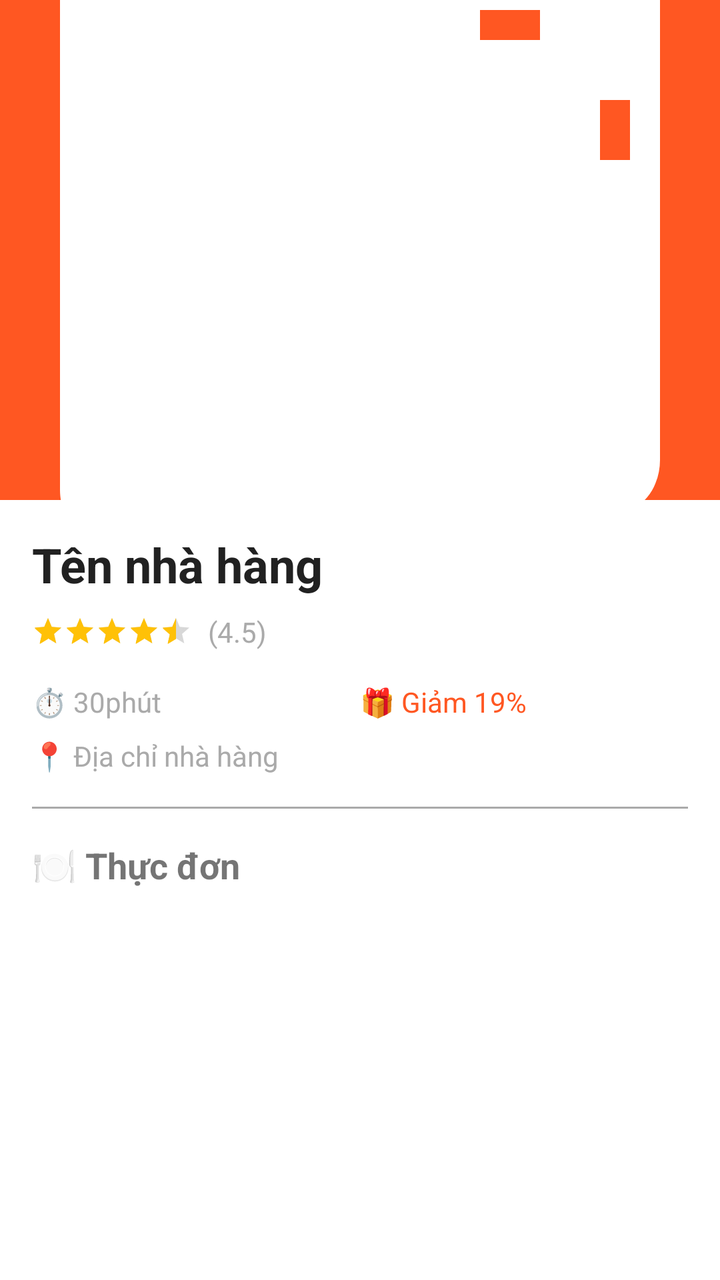
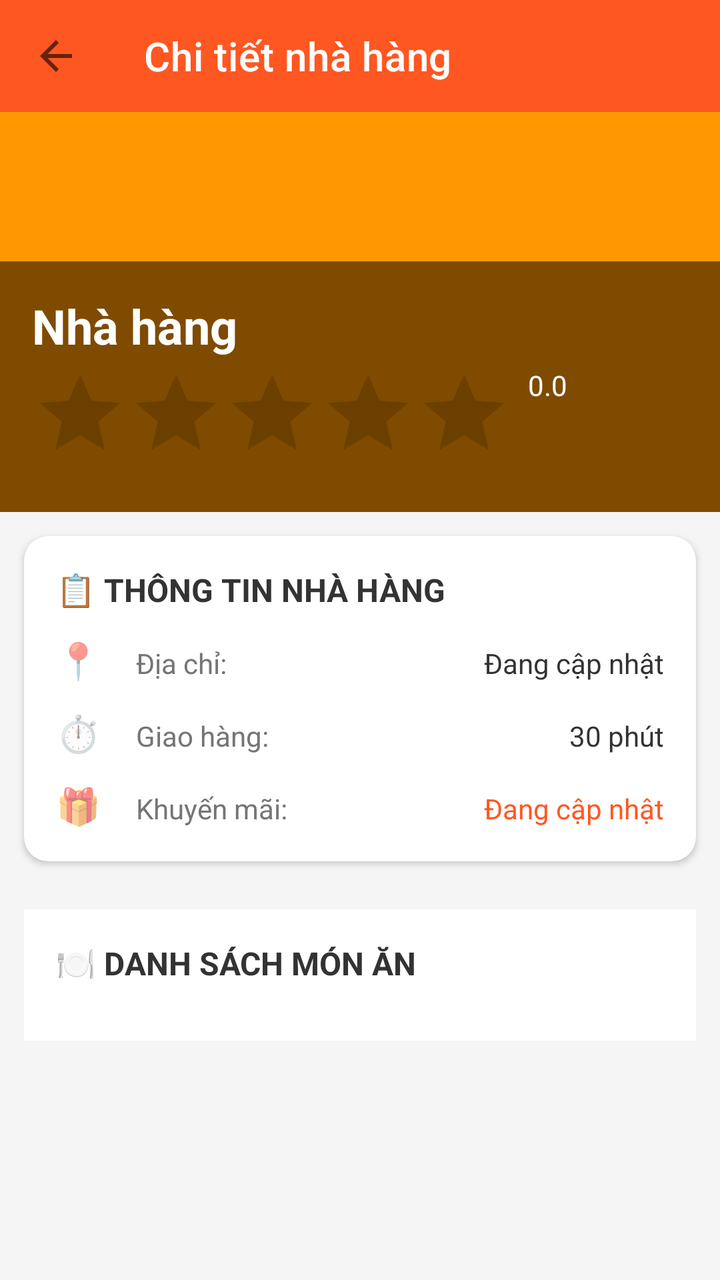

Before-and-after screenshots of an Android layout around one commit, followed by the original layout XML and the change that was made.
<!-- AndroidManifest.xml: application theme Theme.FoodOrder -->
<!-- res/layout/activity_restaurant_detail.xml -->
<?xml version="1.0" encoding="utf-8"?>
<androidx.coordinatorlayout.widget.CoordinatorLayout
    xmlns:android="http://schemas.android.com/apk/res/android"
    xmlns:app="http://schemas.android.com/apk/res-auto"
    android:layout_width="match_parent"
    android:layout_height="match_parent"
    android:background="@android:color/white">

    <com.google.android.material.appbar.AppBarLayout
        android:layout_width="match_parent"
        android:layout_height="250dp"
        android:theme="@style/ThemeOverlay.AppCompat.Dark.ActionBar">

        <com.google.android.material.appbar.CollapsingToolbarLayout
            android:id="@+id/collapsingToolbar"
            android:layout_width="match_parent"
            android:layout_height="match_parent"
            app:contentScrim="?attr/colorPrimary"
            app:layout_scrollFlags="scroll|exitUntilCollapsed"
            app:titleEnabled="true">

            <ImageView
                android:id="@+id/ivRestaurantImage"
                android:layout_width="match_parent"
                android:layout_height="match_parent"
                android:scaleType="centerCrop"
                android:src="@drawable/ic_food_default"
                app:layout_collapseMode="parallax"/>

            <androidx.appcompat.widget.Toolbar
                android:id="@+id/toolbar"
                android:layout_width="match_parent"
                android:layout_height="?attr/actionBarSize"
                app:layout_collapseMode="pin"
                app:popupTheme="@style/ThemeOverlay.AppCompat.Light"/>

        </com.google.android.material.appbar.CollapsingToolbarLayout>

    </com.google.android.material.appbar.AppBarLayout>

    <androidx.core.widget.NestedScrollView
        android:layout_width="match_parent"
        android:layout_height="match_parent"
        app:layout_behavior="@string/appbar_scrolling_view_behavior">

        <LinearLayout
            android:layout_width="match_parent"
            android:layout_height="wrap_content"
            android:orientation="vertical"
            android:padding="16dp">

            
            <TextView
                android:id="@+id/tvRestaurantName"
                android:layout_width="match_parent"
                android:layout_height="wrap_content"
                android:text="Tên nhà hàng"
                android:textSize="24sp"
                android:textStyle="bold"
                android:textColor="@color/text_primary"/>

            
            <LinearLayout
                android:layout_width="match_parent"
                android:layout_height="wrap_content"
                android:orientation="horizontal"
                android:layout_marginTop="8dp"
                android:gravity="center_vertical">

                <RatingBar
                    android:id="@+id/ratingBar"
                    android:layout_width="wrap_content"
                    android:layout_height="wrap_content"
                    android:numStars="5"
                    android:stepSize="0.1"
                    android:isIndicator="true"
                    android:rating="4.5"
                    style="?android:attr/ratingBarStyleSmall"/>

                <TextView
                    android:id="@+id/tvRating"
                    android:layout_width="wrap_content"
                    android:layout_height="wrap_content"
                    android:text="(4.5)"
                    android:textSize="14sp"
                    android:layout_marginStart="8dp"
                    android:textColor="@android:color/darker_gray"/>
            </LinearLayout>

            
            <LinearLayout
                android:layout_width="match_parent"
                android:layout_height="wrap_content"
                android:orientation="horizontal"
                android:layout_marginTop="16dp">

                <TextView
                    android:id="@+id/tvDeliveryTime"
                    android:layout_width="0dp"
                    android:layout_height="wrap_content"
                    android:layout_weight="1"
                    android:text="⏱️ 30phút"
                    android:textSize="14sp"
                    android:textColor="@android:color/darker_gray"/>

                <TextView
                    android:id="@+id/tvDiscount"
                    android:layout_width="0dp"
                    android:layout_height="wrap_content"
                    android:layout_weight="1"
                    android:text="🎁 Giảm 19%"
                    android:textSize="14sp"
                    android:textColor="@color/primary_color"/>
            </LinearLayout>

            <TextView
                android:id="@+id/tvRestaurantAddress"
                android:layout_width="match_parent"
                android:layout_height="wrap_content"
                android:text="📍 Địa chỉ nhà hàng"
                android:textSize="14sp"
                android:textColor="@android:color/darker_gray"
                android:layout_marginTop="8dp"/>

            <View
                android:layout_width="match_parent"
                android:layout_height="1dp"
                android:background="@android:color/darker_gray"
                android:layout_marginVertical="16dp"/>

            
            <TextView
                android:layout_width="match_parent"
                android:layout_height="wrap_content"
                android:text="🍽️ Thực đơn"
                android:textSize="18sp"
                android:textStyle="bold"
                android:layout_marginBottom="8dp"/>

            <androidx.recyclerview.widget.RecyclerView
                android:id="@+id/rvFoods"
                android:layout_width="match_parent"
                android:layout_height="wrap_content"/>

        </LinearLayout>

    </androidx.core.widget.NestedScrollView>

</androidx.coordinatorlayout.widget.CoordinatorLayout>
<!-- resources referenced by this layout -->
<resources>
  <color name="primary_color">#FF5722</color>
  <color name="text_primary">#212121</color>
  <!-- drawable ic_food_default (drawable) -->
  <?xml version="1.0" encoding="utf-8"?>
  <vector xmlns:android="http://schemas.android.com/apk/res/android"
      android:width="24dp"
      android:height="24dp"
      android:viewportWidth="24"
      android:viewportHeight="24"
      android:tint="?attr/colorControlNormal">
      <path
          android:fillColor="@android:color/white"
          android:pathData="M11,9L9,9L9,7L11,7L11,9zM15,9L13,9L13,7L15,7L15,9zM16,6L18,6L18,4L16,4L16,6zM19,9L21,9L21,7L19,7L19,9zM13,13L15,13L15,11L13,11L13,13zM9,13L11,13L11,11L9,11L9,13zM7,9L9,9L9,7L7,7L7,9zM4,22c-1.1,0 -2,-0.9 -2,-2v0l0,-0.96L2,3c0,-1.1 0.9,-2 2,-2h16c1.1,0 2,0.9 2,2v16c0,0.27 -0.05,0.53 -0.15,0.77 -0.26,0.68 -1.03,1.21 -1.85,1.23L4,22zM20,20L4,20l0,-15.79c0.19,0.48 0.62,0.79 1.11,0.79L18.89,5c0.49,0 0.92,-0.31 1.11,-0.79L20,20zM8,18L8,18c1.1,0 2,-0.9 2,-2v0c0,-1.1 -0.9,-2 -2,-2s-2,0.9 -2,2c0,1.1 0.9,2 2,2zM16,18c1.1,0 2,-0.9 2,-2 0,-1.1 -0.9,-2 -2,-2s-2,0.9 -2,2c0,1.1 0.9,2 2,2z"/>
  </vector>
  <style name="Theme.FoodOrder" parent="Theme.MaterialComponents.DayNight.NoActionBar">
          
          <item name="colorPrimary">@color/primary_color</item>
          <item name="colorPrimaryVariant">@color/primary_dark</item>
          <item name="colorOnPrimary">@color/white</item>
  
          
          <item name="colorSecondary">@color/accent</item>
          <item name="colorSecondaryVariant">@color/teal_700</item>
          <item name="colorOnSecondary">@color/black</item>
  
          
          <item name="android:windowBackground">@color/background</item>
  
          
          <item name="colorSurface">@color/surface</item>
          <item name="colorOnSurface">@color/text_primary</item>
          <item name="colorError">#FF0000</item>
      </style>
  <color name="primary_dark">#E64A19</color>
  <color name="white">#FFFFFFFF</color>
  <color name="accent">#FFC107</color>
  <color name="teal_700">#FF018786</color>
  <color name="black">#FF000000</color>
  <color name="background">#FFFFFF</color>
  <color name="surface">#F5F5F5</color>
</resources>

<!-- the commit's change to res/layout/activity_restaurant_detail.xml (unified diff, before → after) -->
@@ -1,149 +1,249 @@
 <?xml version="1.0" encoding="utf-8"?>
-<androidx.coordinatorlayout.widget.CoordinatorLayout
-    xmlns:android="http://schemas.android.com/apk/res/android"
+<LinearLayout xmlns:android="http://schemas.android.com/apk/res/android"
     xmlns:app="http://schemas.android.com/apk/res-auto"
     android:layout_width="match_parent"
     android:layout_height="match_parent"
-    android:background="@android:color/white">
-
-    <com.google.android.material.appbar.AppBarLayout
+    android:orientation="vertical"
+    android:background="#F5F5F5">
+
+    <androidx.appcompat.widget.Toolbar
+        android:id="@+id/toolbar"
         android:layout_width="match_parent"
-        android:layout_height="250dp"
-        android:theme="@style/ThemeOverlay.AppCompat.Dark.ActionBar">
-
-        <com.google.android.material.appbar.CollapsingToolbarLayout
-            android:id="@+id/collapsingToolbar"
-            android:layout_width="match_parent"
-            android:layout_height="match_parent"
-            app:contentScrim="?attr/colorPrimary"
-            app:layout_scrollFlags="scroll|exitUntilCollapsed"
-            app:titleEnabled="true">
-
-            <ImageView
-                android:id="@+id/ivRestaurantImage"
-                android:layout_width="match_parent"
-                android:layout_height="match_parent"
-                android:scaleType="centerCrop"
-                android:src="@drawable/ic_food_default"
-                app:layout_collapseMode="parallax"/>
-
-            <androidx.appcompat.widget.Toolbar
-                android:id="@+id/toolbar"
-                android:layout_width="match_parent"
-                android:layout_height="?attr/actionBarSize"
-                app:layout_collapseMode="pin"
-                app:popupTheme="@style/ThemeOverlay.AppCompat.Light"/>
-
-        </com.google.android.material.appbar.CollapsingToolbarLayout>
-
-    </com.google.android.material.appbar.AppBarLayout>
-
+        android:layout_height="?attr/actionBarSize"
+        android:background="#FF5722"
+        app:navigationIcon="@drawable/ic_back"
+        app:title="Chi tiết nhà hàng"
+        app:titleTextColor="@android:color/white" />
+
+    
     <androidx.core.widget.NestedScrollView
         android:layout_width="match_parent"
         android:layout_height="match_parent"
-        app:layout_behavior="@string/appbar_scrolling_view_behavior">
+        android:fillViewport="true">
 
         <LinearLayout
             android:layout_width="match_parent"
             android:layout_height="wrap_content"
-            android:orientation="vertical"
-            android:padding="16dp">
+            android:orientation="vertical">
 
             
-            <TextView
-                android:id="@+id/tvRestaurantName"
+            <FrameLayout
+                android:layout_width="match_parent"
+                android:layout_height="200dp"
+                android:background="#FF9800">
+
+                <ImageView
+                    android:id="@+id/ivRestaurantImage"
+                    android:layout_width="match_parent"
+                    android:layout_height="match_parent"
+                    android:scaleType="centerCrop" />
+
+                <LinearLayout
+                    android:layout_width="match_parent"
+                    android:layout_height="wrap_content"
+                    android:layout_gravity="bottom"
+                    android:orientation="vertical"
+                    android:padding="16dp"
+                    android:background="#80000000">
+
+                    <TextView
+                        android:id="@+id/tvRestaurantName"
+                        android:layout_width="wrap_content"
+                        android:layout_height="wrap_content"
+                        android:text="Nhà hàng"
+                        android:textSize="24sp"
+                        android:textStyle="bold"
+                        android:textColor="@android:color/white" />
+
+                    <LinearLayout
+                        android:layout_width="match_parent"
+                        android:layout_height="wrap_content"
+                        android:orientation="horizontal"
+                        android:layout_marginTop="4dp">
+
+                        <RatingBar
+                            android:id="@+id/ratingBar"
+                            android:layout_width="wrap_content"
+                            android:layout_height="wrap_content"
+                            android:numStars="5"
+                            android:stepSize="0.5"
+                            android:isIndicator="true"
+                            android:rating="0" />
+
+                        <TextView
+                            android:id="@+id/tvRating"
+                            android:layout_width="wrap_content"
+                            android:layout_height="wrap_content"
+                            android:text="0.0"
+                            android:textSize="14sp"
+                            android:textColor="@android:color/white"
+                            android:layout_marginStart="8dp" />
+
+                    </LinearLayout>
+
+                </LinearLayout>
+
+            </FrameLayout>
+
+            
+            <androidx.cardview.widget.CardView
                 android:layout_width="match_parent"
                 android:layout_height="wrap_content"
-                android:text="Tên nhà hàng"
-                android:textSize="24sp"
-                android:textStyle="bold"
-                android:textColor="@color/text_primary"/>
+                android:layout_margin="12dp"
+                app:cardCornerRadius="12dp"
+                app:cardElevation="2dp">
+
+                <LinearLayout
+                    android:layout_width="match_parent"
+                    android:layout_height="wrap_content"
+                    android:orientation="vertical"
+                    android:padding="16dp">
+
+                    <TextView
+                        android:layout_width="wrap_content"
+                        android:layout_height="wrap_content"
+                        android:text="📋 THÔNG TIN NHÀ HÀNG"
+                        android:textSize="16sp"
+                        android:textStyle="bold"
+                        android:textColor="#333333"
+                        android:layout_marginBottom="12dp" />
+
+                    <LinearLayout
+                        android:layout_width="match_parent"
+                        android:layout_height="wrap_content"
+                        android:orientation="horizontal"
+                        android:layout_marginBottom="12dp">
+
+                        <TextView
+                            android:layout_width="40dp"
+                            android:layout_height="wrap_content"
+                            android:text="📍"
+                            android:textSize="18sp" />
+
+                        <TextView
+                            android:layout_width="0dp"
+                            android:layout_height="wrap_content"
+                            android:layout_weight="1"
+                            android:text="Địa chỉ:"
+                            android:textSize="14sp"
+                            android:textColor="#757575" />
+
+                        <TextView
+                            android:id="@+id/tvAddress"
+                            android:layout_width="0dp"
+                            android:layout_height="wrap_content"
+                            android:layout_weight="2"
+                            android:text="Đang cập nhật"
+                            android:textSize="14sp"
+                            android:textColor="#333333"
+                            android:gravity="end" />
+
+                    </LinearLayout>
+
+                    <LinearLayout
+                        android:layout_width="match_parent"
+                        android:layout_height="wrap_content"
+                        android:orientation="horizontal"
+                        android:layout_marginBottom="12dp">
+
+                        <TextView
+                            android:layout_width="40dp"
+                            android:layout_height="wrap_content"
+                            android:text="⏱️"
+                            android:textSize="18sp" />
+
+                        <TextView
+                            android:layout_width="0dp"
+                            android:layout_height="wrap_content"
+                            android:layout_weight="1"
+                            android:text="Giao hàng:"
+                            android:textSize="14sp"
+                            android:textColor="#757575" />
+
+                        <TextView
+                            android:id="@+id/tvDeliveryTime"
+                            android:layout_width="0dp"
+                            android:layout_height="wrap_content"
+                            android:layout_weight="2"
+                            android:text="30 phút"
+                            android:textSize="14sp"
+                            android:textColor="#333333"
+                            android:gravity="end" />
+
+                    </LinearLayout>
+
+                    <LinearLayout
+                        android:layout_width="match_parent"
+                        android:layout_height="wrap_content"
+                        android:orientation="horizontal">
+
+                        <TextView
+                            android:layout_width="40dp"
+                            android:layout_height="wrap_content"
+                            android:text="🎁"
+                            android:textSize="18sp" />
+
+                        <TextView
+                            android:layout_width="0dp"
+                            android:layout_height="wrap_content"
+                            android:layout_weight="1"
+                            android:text="Khuyến mãi:"
+                            android:textSize="14sp"
+                            android:textColor="#757575" />
+
+                        <TextView
+                            android:id="@+id/tvDiscount"
+                            android:layout_width="0dp"
+                            android:layout_height="wrap_content"
+                            android:layout_weight="2"
+                            android:text="Đang cập nhật"
+                            android:textSize="14sp"
+                            android:textColor="#FF5722"
+                            android:gravity="end" />
+
+                    </LinearLayout>
+
+                </LinearLayout>
+
+            </androidx.cardview.widget.CardView>
 
             
             <LinearLayout
                 android:layout_width="match_parent"
                 android:layout_height="wrap_content"
-                android:orientation="horizontal"
-                android:layout_marginTop="8dp"
-                android:gravity="center_vertical">
-
-                <RatingBar
-                    android:id="@+id/ratingBar"
+                android:orientation="vertical"
+                android:layout_margin="12dp"
+                android:background="@android:color/white"
+                android:padding="16dp">
+
+                <TextView
                     android:layout_width="wrap_content"
                     android:layout_height="wrap_content"
-                    android:numStars="5"
-                    android:stepSize="0.1"
-                    android:isIndicator="true"
-                    android:rating="4.5"
-                    style="?android:attr/ratingBarStyleSmall"/>
-
-                <TextView
-                    android:id="@+id/tvRating"
+                    android:text="🍽️ DANH SÁCH MÓN ĂN"
+                    android:textSize="16sp"
+                    android:textStyle="bold"
+                    android:textColor="#333333"
+                    android:layout_marginBottom="12dp" />
+
+                <ProgressBar
+                    android:id="@+id/progressBar"
                     android:layout_width="wrap_content"
                     android:layout_height="wrap_content"
-                    android:text="(4.5)"
-                    android:textSize="14sp"
-                    android:layout_marginStart="8dp"
-                    android:textColor="@android:color/darker_gray"/>
+                    android:layout_gravity="center"
+                    android:layout_margin="16dp"
+                    android:visibility="gone" />
+
+                
+                <androidx.recyclerview.widget.RecyclerView
+                    android:id="@+id/rvFoods"
+                    android:layout_width="match_parent"
+                    android:layout_height="wrap_content"
+                    android:nestedScrollingEnabled="false" />
+
             </LinearLayout>
 
-            
-            <LinearLayout
-                android:layout_width="match_parent"
-                android:layout_height="wrap_content"
-                android:orientation="horizontal"
-                android:layout_marginTop="16dp">
-
-                <TextView
-                    android:id="@+id/tvDeliveryTime"
-                    android:layout_width="0dp"
-                    android:layout_height="wrap_content"
-                    android:layout_weight="1"
-                    android:text="⏱️ 30phút"
-                    android:textSize="14sp"
-                    android:textColor="@android:color/darker_gray"/>
-
-                <TextView
-                    android:id="@+id/tvDiscount"
-                    android:layout_width="0dp"
-                    android:layout_height="wrap_content"
-                    android:layout_weight="1"
-                    android:text="🎁 Giảm 19%"
-                    android:textSize="14sp"
-                    android:textColor="@color/primary_color"/>
-            </LinearLayout>
-
-            <TextView
-                android:id="@+id/tvRestaurantAddress"
-                android:layout_width="match_parent"
-                android:layout_height="wrap_content"
-                android:text="📍 Địa chỉ nhà hàng"
-                android:textSize="14sp"
-                android:textColor="@android:color/darker_gray"
-                android:layout_marginTop="8dp"/>
-
-            <View
-                android:layout_width="match_parent"
-                android:layout_height="1dp"
-                android:background="@android:color/darker_gray"
-                android:layout_marginVertical="16dp"/>
-
-            
-            <TextView
-                android:layout_width="match_parent"
-                android:layout_height="wrap_content"
-                android:text="🍽️ Thực đơn"
-                android:textSize="18sp"
-                android:textStyle="bold"
-                android:layout_marginBottom="8dp"/>
-
-            <androidx.recyclerview.widget.RecyclerView
-                android:id="@+id/rvFoods"
-                android:layout_width="match_parent"
-                android:layout_height="wrap_content"/>
-
         </LinearLayout>
 
     </androidx.core.widget.NestedScrollView>
 
-</androidx.coordinatorlayout.widget.CoordinatorLayout>
+</LinearLayout>
<!-- resource entries referenced after the edit -->
@@ -1,8 +1,6 @@
 <!-- resources referenced by this layout -->
 <resources>
-  <color name="primary_color">#FF5722</color>
-  <color name="text_primary">#212121</color>
-  <!-- drawable ic_food_default (drawable) -->
+  <!-- drawable ic_back (drawable) -->
   <?xml version="1.0" encoding="utf-8"?>
   <vector xmlns:android="http://schemas.android.com/apk/res/android"
       android:width="24dp"
@@ -12,8 +10,10 @@
       android:tint="?attr/colorControlNormal">
       <path
           android:fillColor="@android:color/white"
-          android:pathData="M11,9L9,9L9,7L11,7L11,9zM15,9L13,9L13,7L15,7L15,9zM16,6L18,6L18,4L16,4L16,6zM19,9L21,9L21,7L19,7L19,9zM13,13L15,13L15,11L13,11L13,13zM9,13L11,13L11,11L9,11L9,13zM7,9L9,9L9,7L7,7L7,9zM4,22c-1.1,0 -2,-0.9 -2,-2v0l0,-0.96L2,3c0,-1.1 0.9,-2 2,-2h16c1.1,0 2,0.9 2,2v16c0,0.27 -0.05,0.53 -0.15,0.77 -0.26,0.68 -1.03,1.21 -1.85,1.23L4,22zM20,20L4,20l0,-15.79c0.19,0.48 0.62,0.79 1.11,0.79L18.89,5c0.49,0 0.92,-0.31 1.11,-0.79L20,20zM8,18L8,18c1.1,0 2,-0.9 2,-2v0c0,-1.1 -0.9,-2 -2,-2s-2,0.9 -2,2c0,1.1 0.9,2 2,2zM16,18c1.1,0 2,-0.9 2,-2 0,-1.1 -0.9,-2 -2,-2s-2,0.9 -2,2c0,1.1 0.9,2 2,2z"/>
+          android:pathData="M20,11H7.83l5.59,-5.59L12,4l-8,8 8,8 1.41,-1.41L7.83,13H20v-2z"/>
   </vector>
+  <color name="primary_color">#FF5722</color>
+  <color name="text_primary">#212121</color>
   <style name="Theme.FoodOrder" parent="Theme.MaterialComponents.DayNight.NoActionBar">
           
           <item name="colorPrimary">@color/primary_color</item>
